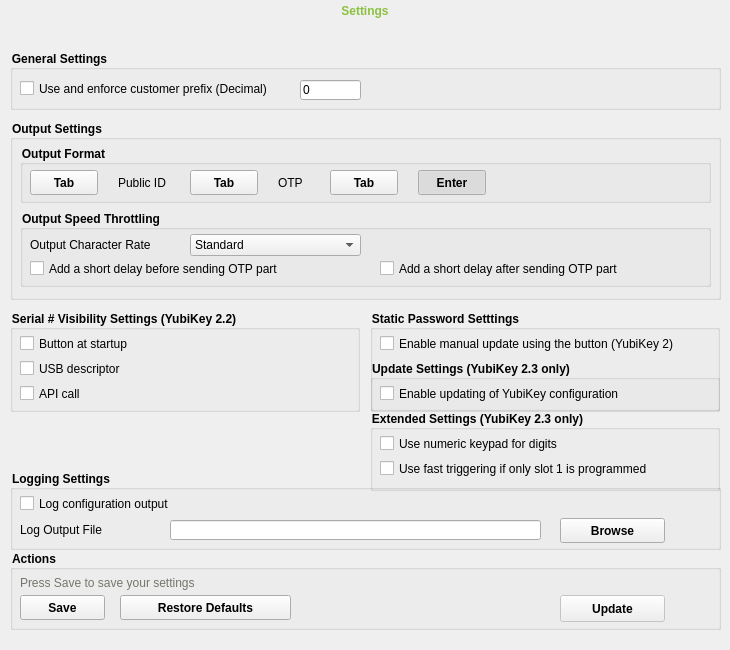
Yubico/yubikey-personalization-gui, file src/ui/settingpage.ui: the form before one commit.
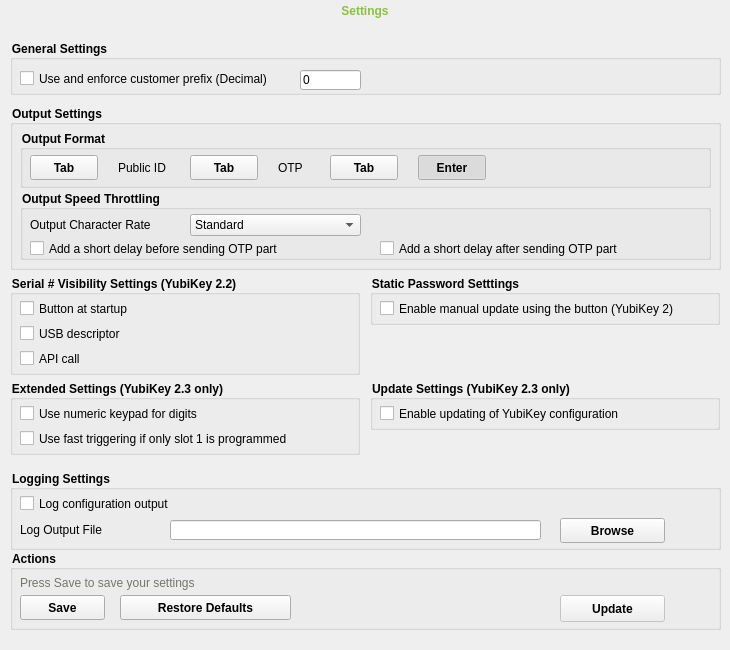
The form after the commit. Icons and pictures are not drawn.

Patch:
```diff
--- a/src/ui/settingpage.ui
+++ b/src/ui/settingpage.ui
@@ -77,9 +77,9 @@
     <property name="geometry">
      <rect>
       <x>10</x>
-      <y>50</y>
+      <y>40</y>
       <width>711</width>
-      <height>60</height>
+      <height>55</height>
      </rect>
     </property>
     <property name="styleSheet">
@@ -352,9 +352,9 @@
     <property name="geometry">
      <rect>
       <x>10</x>
-      <y>120</y>
+      <y>105</y>
       <width>711</width>
-      <height>180</height>
+      <height>165</height>
      </rect>
     </property>
     <property name="styleSheet">
@@ -582,9 +582,9 @@
      <property name="geometry">
       <rect>
        <x>10</x>
-       <y>90</y>
+       <y>85</y>
        <width>691</width>
-       <height>77</height>
+       <height>70</height>
       </rect>
      </property>
      <property name="styleSheet">
@@ -730,9 +730,9 @@
     <property name="geometry">
      <rect>
       <x>10</x>
-      <y>310</y>
+      <y>275</y>
       <width>350</width>
-      <height>102</height>
+      <height>100</height>
      </rect>
     </property>
     <property name="styleSheet">
@@ -838,9 +838,9 @@
     <property name="geometry">
      <rect>
       <x>370</x>
-      <y>310</y>
+      <y>275</y>
       <width>350</width>
-      <height>102</height>
+      <height>50</height>
      </rect>
     </property>
     <property name="styleSheet">
@@ -871,9 +871,9 @@
     <property name="geometry">
      <rect>
       <x>370</x>
-      <y>360</y>
+      <y>380</y>
       <width>350</width>
-      <height>51</height>
+      <height>50</height>
      </rect>
     </property>
     <property name="styleSheet">
@@ -946,10 +946,10 @@
    <widget class="QGroupBox" name="ExtendedBox">
     <property name="geometry">
      <rect>
-      <x>370</x>
-      <y>410</y>
+      <x>10</x>
+      <y>380</y>
       <width>350</width>
-      <height>81</height>
+      <height>75</height>
      </rect>
     </property>
     <property name="styleSheet">
```
Left out of the diff: 6 changed lines with no effect on the pictures.
